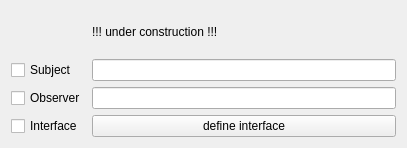
Above: CodeCreator/GeneratorObserver.ui from Ulle84/UllesSourceCode before the change. Below: the same form after it.
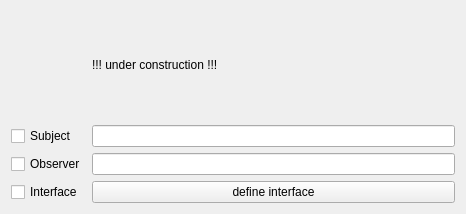
That is the form after the change. Custom widgets are drawn as their Qt base class.

What changed in the file:
```diff
--- a/CodeCreator/GeneratorObserver.ui
+++ b/CodeCreator/GeneratorObserver.ui
@@ -6,8 +6,8 @@
    <rect>
     <x>0</x>
     <y>0</y>
-    <width>407</width>
-    <height>148</height>
+    <width>466</width>
+    <height>214</height>
    </rect>
   </property>
   <property name="windowTitle">
@@ -49,7 +49,7 @@
     </widget>
    </item>
    <item row="3" column="1">
-    <widget class="QPushButton" name="pushButtonInterface">
+    <widget class="InterfaceEditor" name="interfaceEditor">
      <property name="text">
       <string>define interface</string>
      </property>
@@ -57,6 +57,13 @@
    </item>
   </layout>
  </widget>
+ <customwidgets>
+  <customwidget>
+   <class>InterfaceEditor</class>
+   <extends>QPushButton</extends>
+   <header>InterfaceEditor.h</header>
+  </customwidget>
+ </customwidgets>
  <resources/>
  <connections/>
 </ui>
```
Left out of the diff: 28 changed lines with no effect on the pictures.
